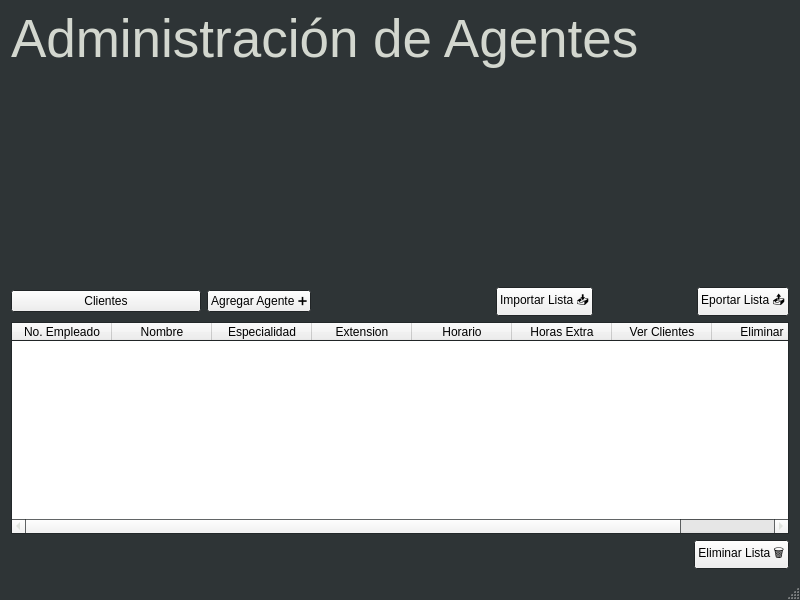
Qt form Forms/callSystemMenu.ui (vandelvan/CallSystem) before a commit.
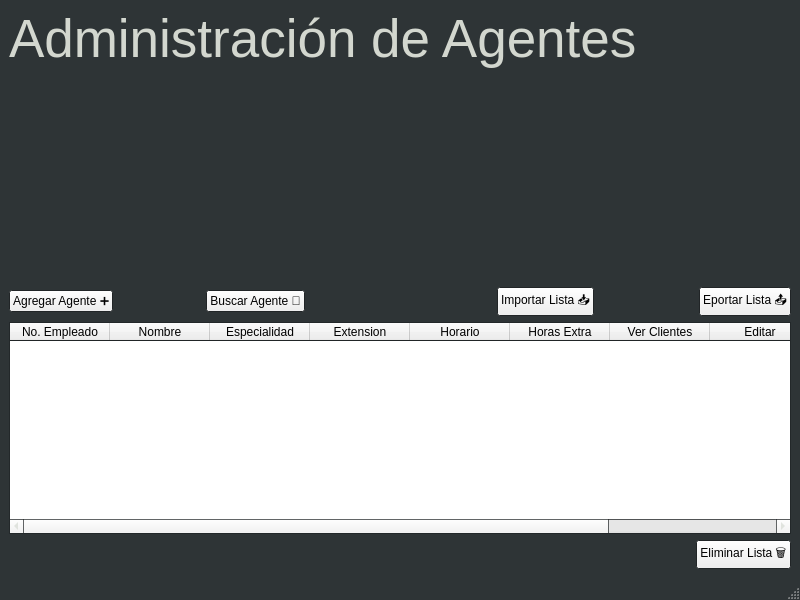
The same form after that commit.

The edit to the form file:
```diff
--- a/Forms/callSystemMenu.ui
+++ b/Forms/callSystemMenu.ui
@@ -188,13 +188,6 @@
       </item>
       <item row="3" column="1">
        <layout class="QHBoxLayout" name="horizontalLayout">
-        <item>
-         <widget class="QPushButton" name="pushButton">
-          <property name="text">
-           <string>Clientes</string>
-          </property>
-         </widget>
-        </item>
         <item alignment="Qt::AlignLeft">
          <widget class="QPushButton" name="addAgent">
           <property name="text">
@@ -202,6 +195,13 @@
           </property>
          </widget>
         </item>
+        <item alignment="Qt::AlignLeft">
+         <widget class="QPushButton" name="searchAgent">
+          <property name="text">
+           <string>Buscar Agente 🔎</string>
+          </property>
+         </widget>
+        </item>
         <item alignment="Qt::AlignRight">
          <widget class="QPushButton" name="importList">
           <property name="text">
@@ -230,9 +230,18 @@
         <property name="sizeAdjustPolicy">
          <enum>QAbstractScrollArea::AdjustToContents</enum>
         </property>
+        <property name="editTriggers">
+         <set>QAbstractItemView::NoEditTriggers</set>
+        </property>
+        <property name="gridStyle">
+         <enum>Qt::SolidLine</enum>
+        </property>
         <property name="sortingEnabled">
          <bool>true</bool>
         </property>
+        <property name="rowCount">
+         <number>0</number>
+        </property>
         <attribute name="horizontalHeaderCascadingSectionResizes">
          <bool>false</bool>
         </attribute>
@@ -274,6 +283,11 @@
           <string>Ver Clientes</string>
          </property>
         </column>
+        <column>
+         <property name="text">
+          <string>Editar</string>
+         </property>
+        </column>
         <column>
          <property name="text">
           <string>Eliminar</string>
```
